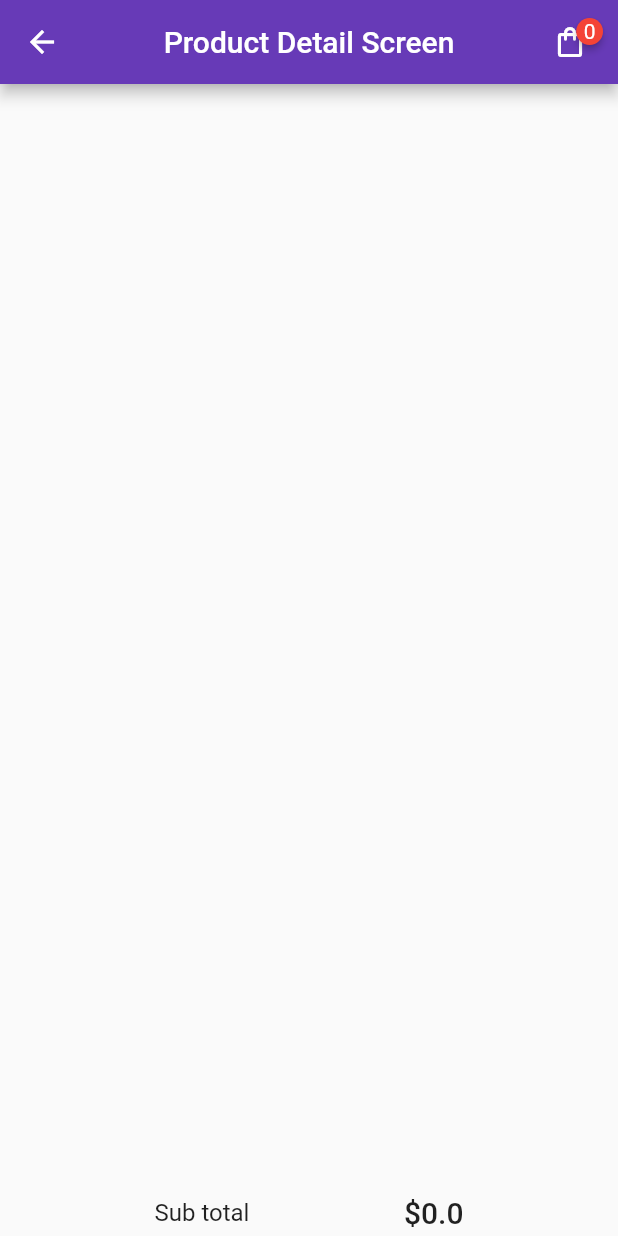
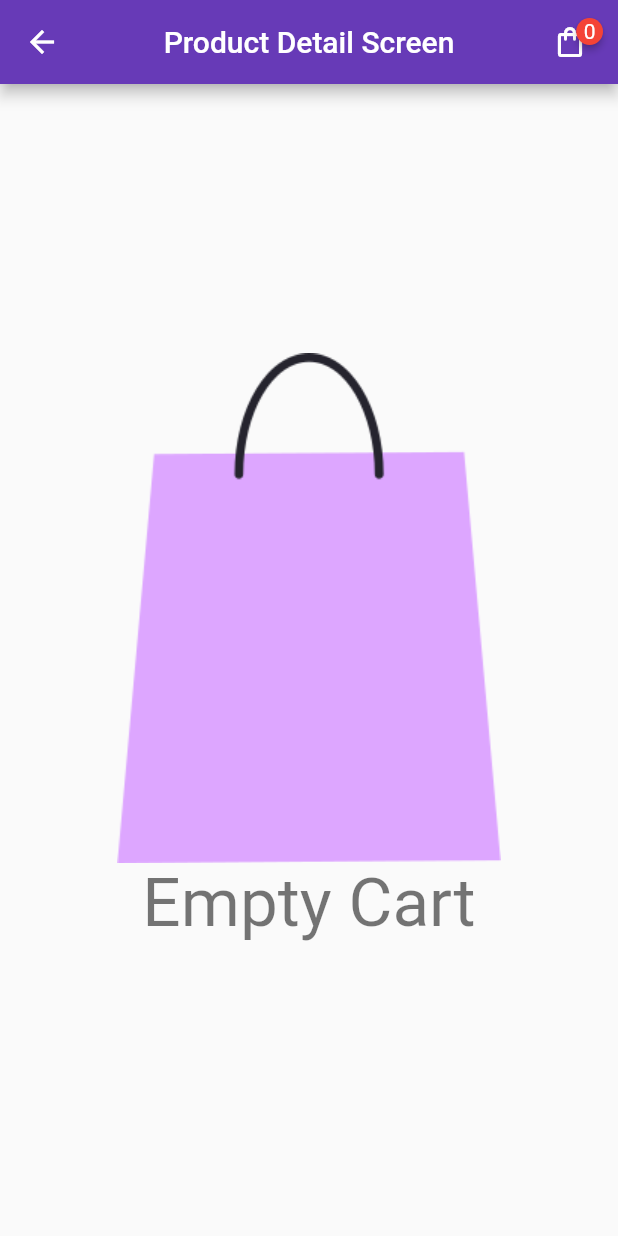
Before and after one commit to Ghauoor/shopping_cart_provider_flutter_provider, a Flutter app: the CartScreen screen opened directly, on a phone screen of 412 x 824 dp. Run offline on Flutter 3.47's test engine with Material 2 defaults, Android fonts, the phone set to English and light mode, and no system bars; drawn by our look-alikes of badges; our stand-ins replace shared_preferences, sqflite; accounts and stored records are empty; network calls fail.

Commit message:
Add Empty cart Screen

```diff
--- a/lib/screens/cart_screen.dart
+++ b/lib/screens/cart_screen.dart
@@ -54,6 +54,20 @@ class _CartScreenState extends State<CartScreen> {
             builder: (BuildContext context,
                 AsyncSnapshot<List<CartModel>> snapshot) {
               if (snapshot.hasData) {
+                if (snapshot.data!.isEmpty) {
+                  return Center(
+                    child: Column(
+                      children: [
+                        const Image(
+                            image: AssetImage('assets/images/emptycart.png')),
+                        Text(
+                          'Empty Cart',
+                          style: Theme.of(context).textTheme.displaySmall,
+                        )
+                      ],
+                    ),
+                  );
+                }
                 return Expanded(
                   child: ListView.builder(
                     itemCount: snapshot.data!.length,
@@ -291,8 +305,10 @@ class _CartScreenState extends State<CartScreen> {
             },
           ),
           Consumer<CartProvider>(builder: (context, value, child) {
-            return Visibility(
-              visible: value.getTotalPrice().toStringAsFixed(2) == '0.0'
+            return Padding(
+              padding: const EdgeInsets.all(8.0),
+              child: Visibility(
+                visible: value.getTotalPrice().toStringAsFixed(2) == "0.00"
                     ? false
                     : true,
                 child: Column(
@@ -303,6 +319,7 @@ class _CartScreenState extends State<CartScreen> {
                     )
                   ],
                 ),
+              ),
             );
           })
         ],
--- a/pubspec.yaml
+++ b/pubspec.yaml
@@ -64,8 +64,8 @@ flutter:
   uses-material-design: true
 
   # To add assets to your application, add an assets section, like this:
-  # assets:
-  #   - images/a_dot_burr.jpeg
+  assets:
+    - assets/images/emptycart.png
   #   - images/a_dot_ham.jpeg
 
   # An image asset can refer to one or more resolution-specific "variants", see
```
Also changed, not shown: assets/images/emptycart.png (added). Lines whose indentation alone changed are shown as unchanged.
